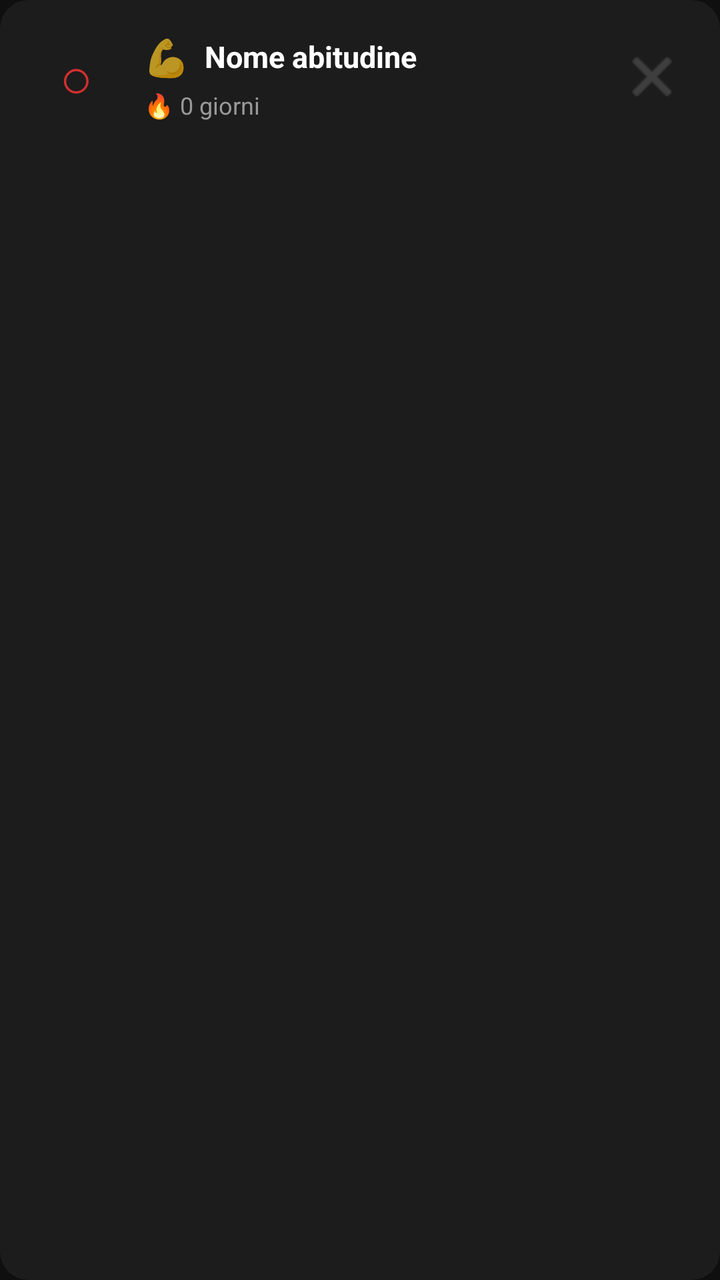
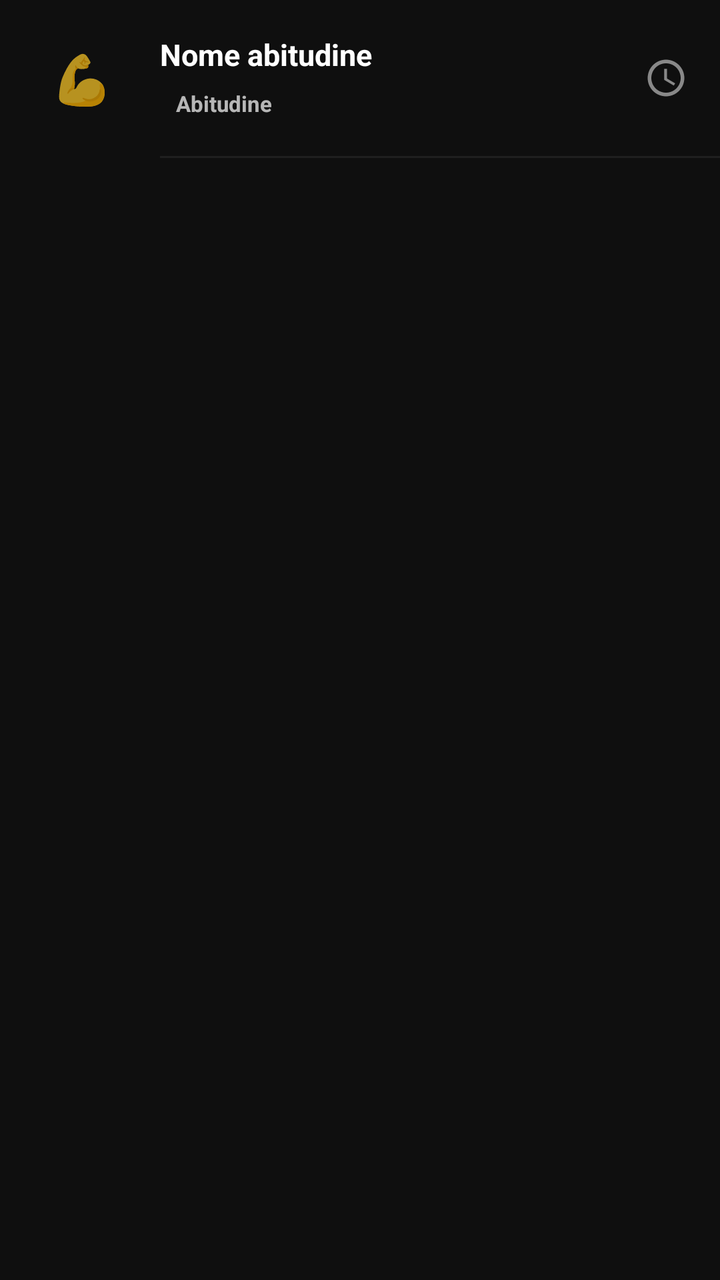

The first picture is an Android layout as it rendered before a commit; the second is the same layout after the commit. The layout source and the unified diff follow.
<!-- AndroidManifest.xml: application theme Theme.HabitTracker -->
<!-- res/layout/item_habit_dark.xml -->
<?xml version="1.0" encoding="utf-8"?>
<androidx.cardview.widget.CardView xmlns:android="http://schemas.android.com/apk/res/android"
    xmlns:app="http://schemas.android.com/apk/res-auto"
    android:layout_width="match_parent"
    android:layout_height="wrap_content"
    android:layout_marginBottom="10dp"
    app:cardBackgroundColor="@color/bg_card"
    app:cardCornerRadius="14dp"
    app:cardElevation="0dp">

    <LinearLayout
        android:layout_width="match_parent"
        android:layout_height="wrap_content"
        android:gravity="center_vertical"
        android:orientation="horizontal"
        android:padding="16dp">

        
        <FrameLayout
            android:layout_width="44dp"
            android:layout_height="44dp">

            <TextView
                android:id="@+id/btn_check"
                android:layout_width="44dp"
                android:layout_height="44dp"
                android:gravity="center"
                android:text="○"
                android:textColor="@color/accent"
                android:textSize="28sp"
                android:background="?attr/selectableItemBackgroundBorderless" />
        </FrameLayout>

        
        <LinearLayout
            android:layout_width="0dp"
            android:layout_height="wrap_content"
            android:layout_marginStart="12dp"
            android:layout_weight="1"
            android:orientation="vertical">

            <LinearLayout
                android:layout_width="wrap_content"
                android:layout_height="wrap_content"
                android:orientation="horizontal"
                android:gravity="center_vertical">

                <TextView
                    android:id="@+id/tv_emoji"
                    android:layout_width="wrap_content"
                    android:layout_height="wrap_content"
                    android:text="💪"
                    android:textSize="18sp" />

                <TextView
                    android:id="@+id/tv_name"
                    android:layout_width="wrap_content"
                    android:layout_height="wrap_content"
                    android:layout_marginStart="8dp"
                    android:text="Nome abitudine"
                    android:textColor="@color/text_primary"
                    android:textSize="15sp"
                    android:textStyle="bold" />
            </LinearLayout>

            <LinearLayout
                android:layout_width="wrap_content"
                android:layout_height="wrap_content"
                android:layout_marginTop="4dp"
                android:orientation="horizontal"
                android:gravity="center_vertical">

                <TextView
                    android:id="@+id/tv_streak"
                    android:layout_width="wrap_content"
                    android:layout_height="wrap_content"
                    android:text="🔥 0 giorni"
                    android:textColor="@color/text_secondary"
                    android:textSize="12sp" />
            </LinearLayout>
        </LinearLayout>

        
        <ImageButton
            android:id="@+id/btn_delete"
            android:layout_width="36dp"
            android:layout_height="36dp"
            android:background="?attr/selectableItemBackgroundBorderless"
            android:contentDescription="Elimina"
            android:src="@android:drawable/ic_menu_close_clear_cancel"
            android:tint="#555555"
            android:padding="6dp" />
    </LinearLayout>
</androidx.cardview.widget.CardView>
<!-- resources referenced by this layout -->
<resources>
  <color name="accent">#D32F2F</color>
  <color name="bg_card">#1C1C1C</color>
  <color name="text_primary">#FFFFFF</color>
  <color name="text_secondary">#999999</color>
  <style name="Theme.HabitTracker" parent="Theme.MaterialComponents.NoActionBar">
          <item name="colorPrimary">@color/accent</item>
          <item name="colorPrimaryDark">@color/primary_dark</item>
          <item name="colorAccent">@color/accent_light</item>
          <item name="android:windowBackground">@color/bg_dark</item>
          <item name="android:statusBarColor">@color/bg_dark</item>
          <item name="android:navigationBarColor">@color/bg_card</item>
      </style>
  <color name="primary_dark">#B71C1C</color>
  <color name="accent_light">#EF5350</color>
  <color name="bg_dark">#0F0F0F</color>
</resources>

<!-- the commit's change to res/layout/item_habit_dark.xml (unified diff, before → after) -->
@@ -1,94 +1,83 @@
 <?xml version="1.0" encoding="utf-8"?>
-<androidx.cardview.widget.CardView xmlns:android="http://schemas.android.com/apk/res/android"
-    xmlns:app="http://schemas.android.com/apk/res-auto"
+<LinearLayout xmlns:android="http://schemas.android.com/apk/res/android"
     android:layout_width="match_parent"
     android:layout_height="wrap_content"
-    android:layout_marginBottom="10dp"
-    app:cardBackgroundColor="@color/bg_card"
-    app:cardCornerRadius="14dp"
-    app:cardElevation="0dp">
+    android:orientation="vertical"
+    android:background="?attr/selectableItemBackground">
 
     <LinearLayout
         android:layout_width="match_parent"
         android:layout_height="wrap_content"
+        android:orientation="horizontal"
         android:gravity="center_vertical"
-        android:orientation="horizontal"
-        android:padding="16dp">
+        android:paddingStart="16dp"
+        android:paddingEnd="16dp"
+        android:paddingTop="14dp"
+        android:paddingBottom="14dp">
 
         
         <FrameLayout
-            android:layout_width="44dp"
-            android:layout_height="44dp">
+            android:id="@+id/category_icon_container"
+            android:layout_width="50dp"
+            android:layout_height="50dp">
 
             <TextView
-                android:id="@+id/btn_check"
-                android:layout_width="44dp"
-                android:layout_height="44dp"
+                android:id="@+id/tv_emoji"
+                android:layout_width="match_parent"
+                android:layout_height="match_parent"
                 android:gravity="center"
-                android:text="○"
-                android:textColor="@color/accent"
-                android:textSize="28sp"
-                android:background="?attr/selectableItemBackgroundBorderless" />
+                android:text="💪"
+                android:textSize="24sp"/>
         </FrameLayout>
 
         
         <LinearLayout
             android:layout_width="0dp"
             android:layout_height="wrap_content"
-            android:layout_marginStart="12dp"
             android:layout_weight="1"
+            android:layout_marginStart="14dp"
             android:orientation="vertical">
 
-            <LinearLayout
+            <TextView
+                android:id="@+id/tv_name"
                 android:layout_width="wrap_content"
                 android:layout_height="wrap_content"
-                android:orientation="horizontal"
-                android:gravity="center_vertical">
+                android:text="Nome abitudine"
+                android:textColor="#FFFFFF"
+                android:textSize="15sp"
+                android:textStyle="bold"
+                android:maxLines="1"
+                android:ellipsize="end"/>
 
-                <TextView
-                    android:id="@+id/tv_emoji"
-                    android:layout_width="wrap_content"
-                    android:layout_height="wrap_content"
-                    android:text="💪"
-                    android:textSize="18sp" />
-
-                <TextView
-                    android:id="@+id/tv_name"
-                    android:layout_width="wrap_content"
-                    android:layout_height="wrap_content"
-                    android:layout_marginStart="8dp"
-                    android:text="Nome abitudine"
-                    android:textColor="@color/text_primary"
-                    android:textSize="15sp"
-                    android:textStyle="bold" />
-            </LinearLayout>
-
-            <LinearLayout
+            <TextView
+                android:id="@+id/tv_category_badge"
                 android:layout_width="wrap_content"
                 android:layout_height="wrap_content"
-                android:layout_marginTop="4dp"
-                android:orientation="horizontal"
-                android:gravity="center_vertical">
-
-                <TextView
-                    android:id="@+id/tv_streak"
-                    android:layout_width="wrap_content"
-                    android:layout_height="wrap_content"
-                    android:text="🔥 0 giorni"
-                    android:textColor="@color/text_secondary"
-                    android:textSize="12sp" />
-            </LinearLayout>
+                android:layout_marginTop="5dp"
+                android:text="Abitudine"
+                android:textSize="11sp"
+                android:textStyle="bold"
+                android:paddingStart="8dp"
+                android:paddingEnd="8dp"
+                android:paddingTop="2dp"
+                android:paddingBottom="2dp"/>
         </LinearLayout>
 
         
-        <ImageButton
-            android:id="@+id/btn_delete"
-            android:layout_width="36dp"
-            android:layout_height="36dp"
-            android:background="?attr/selectableItemBackgroundBorderless"
-            android:contentDescription="Elimina"
-            android:src="@android:drawable/ic_menu_close_clear_cancel"
-            android:tint="#555555"
-            android:padding="6dp" />
+        <ImageView
+            android:id="@+id/iv_status"
+            android:layout_width="22dp"
+            android:layout_height="22dp"
+            android:src="@drawable/ic_schedule"
+            android:contentDescription="Stato"/>
+
     </LinearLayout>
-</androidx.cardview.widget.CardView>
+
+    
+    <View
+        android:layout_width="match_parent"
+        android:layout_height="1dp"
+        android:layout_marginStart="80dp"
+        android:background="#1F1F1F"/>
+
+</LinearLayout>
<!-- resource entries referenced after the edit -->
@@ -1,9 +1,10 @@
 <!-- resources referenced by this layout -->
 <resources>
-  <color name="accent">#D32F2F</color>
-  <color name="bg_card">#1C1C1C</color>
-  <color name="text_primary">#FFFFFF</color>
-  <color name="text_secondary">#999999</color>
+  <!-- drawable ic_schedule (drawable) -->
+  <?xml version="1.0" encoding="utf-8"?>
+  <vector xmlns:android="http://schemas.android.com/apk/res/android" android:width="24dp" android:height="24dp" android:viewportWidth="24" android:viewportHeight="24">
+      <path android:fillColor="#888888" android:pathData="M11.99,2C6.47,2 2,6.48 2,12s4.47,10 9.99,10C17.52,22 22,17.52 22,12S17.52,2 11.99,2zM12,20c-4.42,0 -8,-3.58 -8,-8s3.58,-8 8,-8 8,3.58 8,8 -3.58,8 -8,8zM12.5,7H11v6l5.25,3.15 0.75,-1.23 -4.5,-2.67z"/>
+  </vector>
   <style name="Theme.HabitTracker" parent="Theme.MaterialComponents.NoActionBar">
           <item name="colorPrimary">@color/accent</item>
           <item name="colorPrimaryDark">@color/primary_dark</item>
@@ -12,8 +13,10 @@
           <item name="android:statusBarColor">@color/bg_dark</item>
           <item name="android:navigationBarColor">@color/bg_card</item>
       </style>
+  <color name="accent">#D32F2F</color>
   <color name="primary_dark">#B71C1C</color>
   <color name="accent_light">#EF5350</color>
   <color name="bg_dark">#0F0F0F</color>
+  <color name="bg_card">#1C1C1C</color>
 </resources>
 
